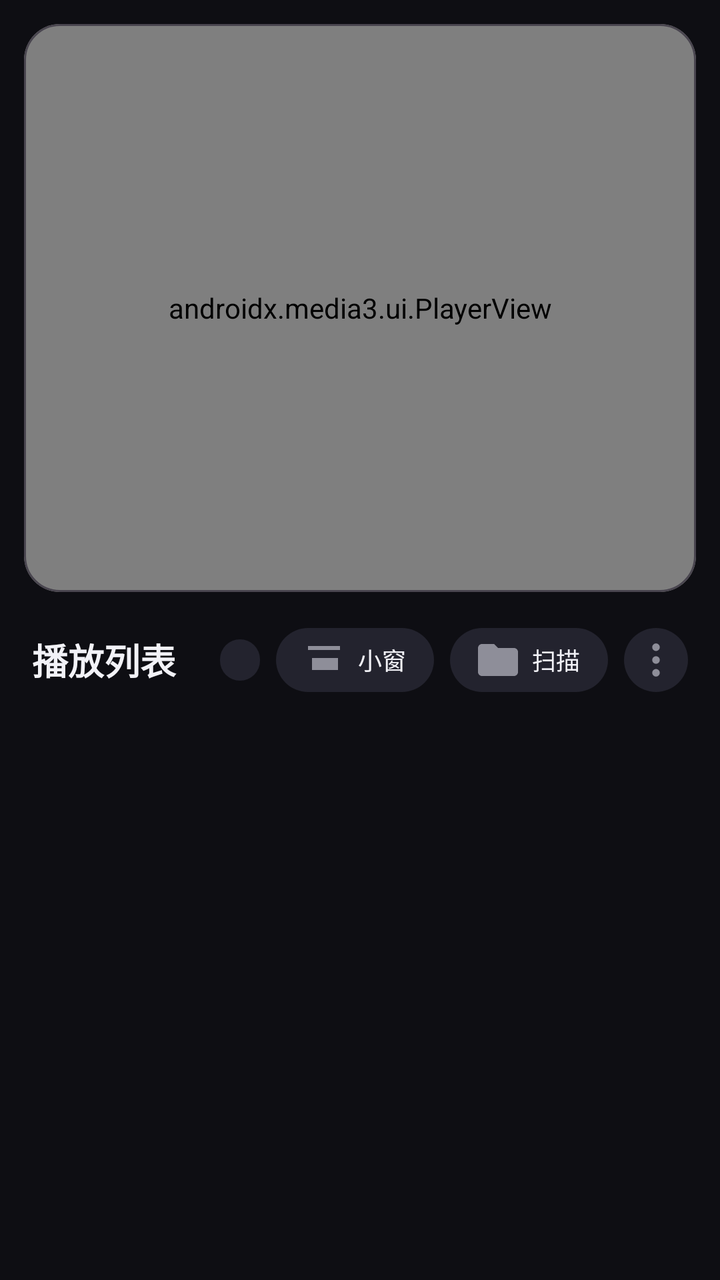
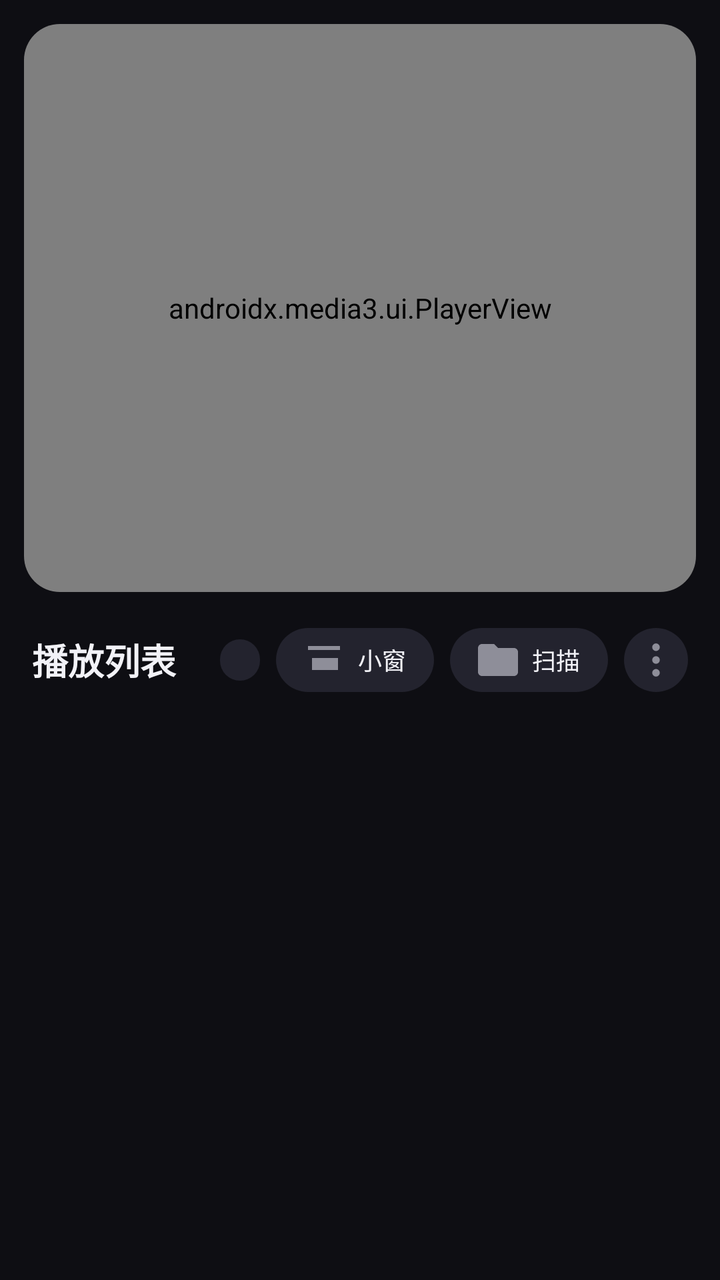

Compare the two renders of this Android layout. The source of the first and the diff that turns it into the second are given below.
<!-- AndroidManifest.xml: application theme Theme.Player -->
<!-- res/layout/activity_main.xml -->
<?xml version="1.0" encoding="utf-8"?>
<LinearLayout xmlns:android="http://schemas.android.com/apk/res/android"
    xmlns:app="http://schemas.android.com/apk/res-auto"
    android:id="@+id/root_layout"
    android:layout_width="match_parent"
    android:layout_height="match_parent"
    android:orientation="vertical">

    
    <com.google.android.material.card.MaterialCardView
        android:id="@+id/player_card"
        android:layout_width="match_parent"
        android:layout_height="0dp"
        android:layout_weight="1"
        android:layout_marginStart="12dp"
        android:layout_marginEnd="12dp"
        android:layout_marginTop="12dp"
        android:layout_marginBottom="4dp"
        app:cardBackgroundColor="@color/bg_dark"
        app:cardCornerRadius="18dp"
        app:cardElevation="0dp">

        
        <androidx.media3.ui.PlayerView
            android:id="@+id/player_view"
            android:layout_width="match_parent"
            android:layout_height="match_parent"
            app:use_controller="true"
            app:show_timeout="3000"
            app:resize_mode="fit"
            app:surface_type="texture_view"
            app:show_buffering="when_playing"
            app:controller_layout_id="@layout/custom_player_control_view"
            app:play_icon="@drawable/player_control_play"
            app:pause_icon="@drawable/player_control_pause"
            app:previous_icon="@drawable/player_control_previous"
            app:next_icon="@drawable/player_control_next"
            app:rewind_icon="@drawable/player_control_rewind"
            app:fastforward_icon="@drawable/player_control_fastforward"
            app:repeat_off_icon="@drawable/player_control_repeat_off"
            app:repeat_one_icon="@drawable/player_control_repeat_one"
            app:repeat_all_icon="@drawable/player_control_repeat_all"
            app:shuffle_off_icon="@drawable/player_control_shuffle_off"
            app:shuffle_on_icon="@drawable/player_control_shuffle_on"
            app:fullscreen_enter_icon="@drawable/player_control_fullscreen_enter"
            app:fullscreen_exit_icon="@drawable/player_control_fullscreen_exit" />

        
        <TextView
            android:id="@+id/gesture_overlay"
            android:layout_width="wrap_content"
            android:layout_height="wrap_content"
            android:layout_gravity="center"
            android:paddingHorizontal="20dp"
            android:paddingVertical="10dp"
            android:background="@drawable/bg_gesture_overlay"
            android:gravity="center"
            android:textColor="@color/text_primary"
            android:textSize="15sp"
            android:lineSpacingExtra="3dp"
            android:visibility="gone" />
    </com.google.android.material.card.MaterialCardView>

    
    <LinearLayout
        android:id="@+id/toolbar_layout"
        android:layout_width="match_parent"
        android:layout_height="wrap_content"
        android:orientation="horizontal"
        android:gravity="center_vertical"
        android:paddingHorizontal="16dp"
        android:paddingTop="14dp"
        android:paddingBottom="10dp">

        <TextView
            android:id="@+id/tv_playlist_info"
            android:layout_width="0dp"
            android:layout_height="wrap_content"
            android:layout_weight="1"
            android:text="@string/playlist_title"
            android:textSize="18sp"
            android:textStyle="bold"
            android:fontFamily="sans-serif-medium"
            android:textColor="@color/text_primary" />

        <TextView
            android:id="@+id/tv_count"
            android:layout_width="wrap_content"
            android:layout_height="wrap_content"
            android:paddingHorizontal="10dp"
            android:paddingVertical="3dp"
            android:background="@drawable/bg_pill_button"
            android:textColor="@color/text_secondary"
            android:textSize="11sp" />

        <Button
            android:id="@+id/btn_pip"
            android:layout_width="wrap_content"
            android:layout_height="32dp"
            android:minWidth="0dp"
            android:minHeight="0dp"
            android:layout_marginStart="8dp"
            android:paddingStart="12dp"
            android:paddingEnd="14dp"
            android:insetTop="0dp"
            android:insetBottom="0dp"
            android:stateListAnimator="@null"
            android:background="@drawable/bg_pill_button"
            android:drawableStart="@drawable/ic_pip"
            android:drawablePadding="5dp"
            android:drawableTint="@color/text_secondary"
            android:text="@string/pip"
            android:textAllCaps="false"
            android:textColor="@color/text_primary"
            android:textSize="12sp" />

        <Button
            android:id="@+id/btn_scan"
            android:layout_width="wrap_content"
            android:layout_height="32dp"
            android:minWidth="0dp"
            android:minHeight="0dp"
            android:layout_marginStart="8dp"
            android:paddingStart="12dp"
            android:paddingEnd="14dp"
            android:insetTop="0dp"
            android:insetBottom="0dp"
            android:stateListAnimator="@null"
            android:background="@drawable/bg_pill_button"
            android:drawableStart="@drawable/ic_scan"
            android:drawablePadding="5dp"
            android:drawableTint="@color/text_secondary"
            android:text="@string/scan_local"
            android:textAllCaps="false"
            android:textColor="@color/text_primary"
            android:textSize="12sp" />

        <ImageButton
            android:id="@+id/btn_more"
            android:layout_width="32dp"
            android:layout_height="32dp"
            android:layout_marginStart="8dp"
            android:background="@drawable/bg_pill_button"
            android:src="@drawable/ic_more"
            android:scaleType="centerInside"
            app:tint="@color/text_secondary"
            android:contentDescription="@string/check_update" />
    </LinearLayout>

    
    <FrameLayout
        android:id="@+id/playlist_container"
        android:layout_width="match_parent"
        android:layout_height="0dp"
        android:layout_weight="1">

        <androidx.recyclerview.widget.RecyclerView
            android:id="@+id/recycler_playlist"
            android:layout_width="match_parent"
            android:layout_height="match_parent"
            android:paddingHorizontal="12dp"
            android:paddingTop="4dp"
            android:paddingBottom="20dp"
            android:clipToPadding="false"
            android:overScrollMode="never" />

        <TextView
            android:id="@+id/tv_empty"
            android:layout_width="wrap_content"
            android:layout_height="wrap_content"
            android:layout_gravity="center"
            android:gravity="center"
            android:lineSpacingExtra="6dp"
            android:text="@string/list_empty_hint"
            android:textColor="@color/text_secondary"
            android:textSize="14sp"
            android:visibility="gone" />
    </FrameLayout>

</LinearLayout>
<!-- res/layout/custom_player_control_view.xml (included above) -->
<?xml version="1.0" encoding="utf-8"?>
<merge xmlns:android="http://schemas.android.com/apk/res/android">

  <View android:id="@id/exo_controls_background"
      android:layout_width="0dp"
      android:layout_height="0dp"
      android:background="@color/player_control_overlay"/>

  
  <ImageButton android:id="@+id/btn_fullscreen_back"
      style="@style/PlayerControls.Button.Back"
      android:layout_gravity="top|start"
      android:visibility="gone"/>

  <FrameLayout android:id="@id/exo_bottom_bar"
      android:layout_width="match_parent"
      android:layout_height="@dimen/player_control_bottom_bar_height"
      android:layout_marginTop="@dimen/player_control_bottom_bar_top_margin"
      android:layout_gravity="bottom"
      android:background="@color/player_control_bar">

    <LinearLayout android:id="@id/exo_time"
        android:layout_width="wrap_content"
        android:layout_height="wrap_content"
        android:paddingStart="@dimen/player_control_time_padding"
        android:paddingEnd="@dimen/player_control_time_padding"
        android:layout_gravity="center_vertical|start">

      
      <TextView android:id="@id/exo_position"
          style="@style/PlayerControls.TimeText.Position"/>

      <TextView
          style="@style/PlayerControls.TimeText.Separator"/>

      <TextView android:id="@id/exo_duration"
          style="@style/PlayerControls.TimeText.Duration"/>

    </LinearLayout>

    <LinearLayout android:id="@id/exo_basic_controls"
        android:layout_width="wrap_content"
        android:layout_height="wrap_content"
        android:layout_gravity="center_vertical|end">

      
      <TextView android:id="@+id/btn_audio"
          style="@style/PlayerControls.TextButton"
          android:text="@string/track_audio"/>

      <TextView android:id="@+id/btn_subtitle"
          style="@style/PlayerControls.TextButton"
          android:text="@string/track_subtitle"/>

      
      <ImageButton android:id="@id/exo_shuffle"
          style="@style/PlayerControls.Button.Shuffle"/>

      <ImageButton android:id="@id/exo_repeat_toggle"
          style="@style/PlayerControls.Button.Repeat"/>

      <TextView android:id="@+id/btn_speed"
          style="@style/PlayerControls.TextButton"
          android:text="@string/speed_default_label"
          android:textStyle="bold"/>

      <ImageButton android:id="@id/exo_fullscreen"
          style="@style/PlayerControls.Button.Fullscreen"/>

      <ImageButton android:id="@id/exo_overflow_show"
          style="@style/PlayerControls.Button.OverflowShow"/>

    </LinearLayout>

    <HorizontalScrollView android:id="@id/exo_extra_controls_scroll_view"
        android:layout_width="wrap_content"
        android:layout_height="wrap_content"
        android:layout_gravity="center_vertical|end"
        android:visibility="invisible">

      <LinearLayout android:id="@id/exo_extra_controls"
          android:layout_width="wrap_content"
          android:layout_height="wrap_content">

        <ImageButton android:id="@id/exo_overflow_hide"
            style="@style/PlayerControls.Button.OverflowHide"/>

      </LinearLayout>

    </HorizontalScrollView>

  </FrameLayout>

  <View android:id="@id/exo_progress_placeholder"
      android:layout_width="match_parent"
      android:layout_height="@dimen/player_control_progress_layout_height"
      android:layout_gravity="bottom"
      android:layout_marginBottom="@dimen/player_control_progress_margin_bottom"/>

  <LinearLayout android:id="@id/exo_minimal_controls"
      android:layout_width="wrap_content"
      android:layout_height="wrap_content"
      android:layout_gravity="bottom|end"
      android:layout_marginBottom="@dimen/player_control_minimal_margin_bottom"
      android:orientation="horizontal"
      android:gravity="center_vertical">

    <ImageButton android:id="@id/exo_minimal_fullscreen"
        style="@style/PlayerControls.Button.Fullscreen"/>

  </LinearLayout>

  
  <LinearLayout
      android:id="@id/exo_center_controls"
      android:layout_width="wrap_content"
      android:layout_height="wrap_content"
      android:layout_gravity="center"
      android:background="@android:color/transparent"
      android:gravity="center"
      android:padding="@dimen/player_control_center_padding"
      android:clipToPadding="false">

    <ImageButton android:id="@id/exo_prev"
        style="@style/PlayerControls.Button.Previous"/>

    <Button android:id="@id/exo_rew_with_amount"
        android:singleLine="false"
        style="@style/PlayerControls.Button.Seek"/>

    <ImageButton android:id="@id/exo_play_pause"
        style="@style/PlayerControls.Button.PlayPause"/>

    <Button android:id="@id/exo_ffwd_with_amount"
        android:singleLine="false"
        style="@style/PlayerControls.Button.FastForward"/>

    <ImageButton android:id="@id/exo_next"
        style="@style/PlayerControls.Button.Next"/>

  </LinearLayout>

</merge>
<!-- resources referenced by this layout -->
<resources>
  <color name="bg_dark">#FF0E0E13</color>
  <color name="player_control_bar">#CC000000</color>
  <color name="player_control_overlay">#99000000</color>
  <color name="text_primary">#FFF2F2F7</color>
  <color name="text_secondary">#FF8E8E99</color>
  <dimen name="player_control_bottom_bar_height">60dp</dimen>
  <dimen name="player_control_bottom_bar_top_margin">10dp</dimen>
  <dimen name="player_control_center_padding">24dp</dimen>
  <dimen name="player_control_minimal_margin_bottom">4dp</dimen>
  <dimen name="player_control_progress_layout_height">48dp</dimen>
  <dimen name="player_control_progress_margin_bottom">52dp</dimen>
  <dimen name="player_control_time_padding">10dp</dimen>
  <string name="check_update">检查更新</string>
  <string name="list_empty_hint">播放列表还是空的\n点击上方「扫描」导入本地视频和音频</string>
  <string name="pip">小窗</string>
  <string name="playlist_title">播放列表</string>
  <string name="scan_local">扫描</string>
  <string name="speed_default_label">1x</string>
  <string name="track_audio">音轨</string>
  <string name="track_subtitle">字幕</string>
  <style name="PlayerControls.Button.Back" parent="PlayerControls.Button.Bottom">
          <item name="android:src">@drawable/ic_back</item>
          <item name="android:contentDescription">@string/player_control_back</item>
      </style>
  <style name="PlayerControls.Button.Next" parent="PlayerControls.Button.Center">
          <item name="android:src">@drawable/player_control_next</item>
          <item name="android:contentDescription">@string/player_control_next</item>
      </style>
  <style name="PlayerControls.Button.Repeat" parent="PlayerControls.Button.Bottom">
          <item name="android:src">@drawable/player_control_repeat_off</item>
          <item name="android:contentDescription">@string/player_control_repeat</item>
      </style>
  <style name="PlayerControls.TimeText.Duration" parent="PlayerControls.TimeText">
          <item name="android:textColor">@color/player_control_muted_text</item>
          <item name="android:text">00:00</item>
      </style>
  <style name="PlayerControls.TimeText.Position" parent="PlayerControls.TimeText">
          <item name="android:textColor">@color/player_control_text</item>
          <item name="android:text">00:00</item>
      </style>
  <style name="PlayerControls.TimeText.Separator" parent="PlayerControls.TimeText">
          <item name="android:textColor">@color/player_control_muted_text</item>
          <item name="android:text">·</item>
      </style>
  <color name="surface_2">#FF23232E</color>
  <string name="player_control_back">退出全屏返回</string>
  <string name="player_control_fast_forward">快进</string>
  <string name="player_control_fullscreen">全屏</string>
  <string name="player_control_next">下一项</string>
  <string name="player_control_less">收起控制</string>
  <string name="player_control_more">更多控制</string>
  <string name="player_control_play_pause">播放或暂停</string>
  <string name="player_control_previous">上一项</string>
  <string name="player_control_repeat">循环模式</string>
  <dimen name="player_control_icon_size">52dp</dimen>
  <dimen name="player_control_seek_padding_bottom">4dp</dimen>
  <dimen name="player_control_seek_text_size">9sp</dimen>
  <color name="player_control_text">#FFFFFFFF</color>
  <string name="player_control_seek">快退</string>
  <string name="player_control_shuffle">随机播放</string>
  <color name="player_control_muted_text">#B3FFFFFF</color>
  <color name="accent">#FFA78BFA</color>
  <color name="accent_deep">#FF7C5CFF</color>
  <color name="surface_1">#FF17171F</color>
  <dimen name="player_control_small_icon_size">48dp</dimen>
  <dimen name="player_control_small_icon_padding">12dp</dimen>
  <dimen name="player_control_icon_padding">10dp</dimen>
  <dimen name="player_control_time_text_size">14sp</dimen>
  <dimen name="player_control_icon_margin">2dp</dimen>
  <string name="player_control_action">播放器操作</string>
  <!-- unchanged entries left out for length: 35 -->
</resources>

<!-- the commit's change to res/layout/activity_main.xml (unified diff, before → after) -->
@@ -18,7 +18,8 @@
         android:layout_marginBottom="4dp"
         app:cardBackgroundColor="@color/bg_dark"
         app:cardCornerRadius="18dp"
-        app:cardElevation="0dp">
+        app:cardElevation="0dp"
+        app:strokeWidth="0dp">
 
         
         <androidx.media3.ui.PlayerView
